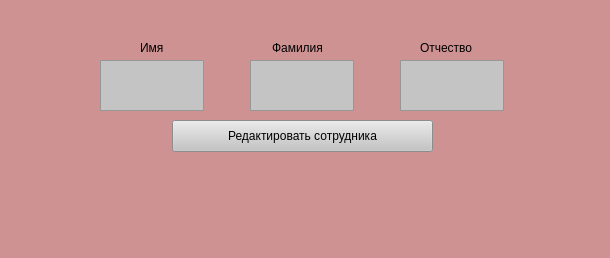
Above: ui/changed_worker.ui from FIIckSesh/MRP before the change. Below: the same form after it.
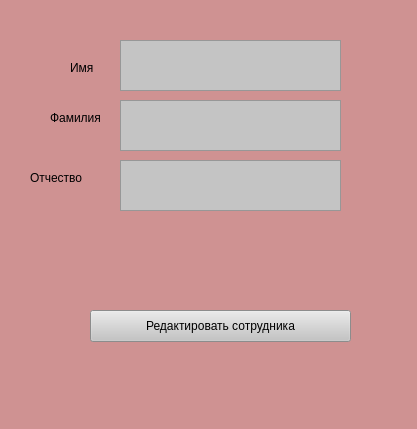
That is the form after the change.

```diff
--- a/ui/changed_worker.ui
+++ b/ui/changed_worker.ui
@@ -6,8 +6,8 @@
    <rect>
     <x>0</x>
     <y>0</y>
-    <width>610</width>
-    <height>258</height>
+    <width>417</width>
+    <height>429</height>
    </rect>
   </property>
   <property name="windowTitle">
@@ -21,9 +21,9 @@
    <widget class="QTextEdit" name="textSurname">
     <property name="geometry">
      <rect>
-      <x>250</x>
-      <y>60</y>
-      <width>104</width>
+      <x>120</x>
+      <y>100</y>
+      <width>221</width>
       <height>51</height>
      </rect>
     </property>
@@ -34,8 +34,8 @@
    <widget class="QLabel" name="label">
     <property name="geometry">
      <rect>
-      <x>272</x>
-      <y>40</y>
+      <x>50</x>
+      <y>110</y>
       <width>60</width>
       <height>16</height>
      </rect>
@@ -50,8 +50,8 @@
    <widget class="QLabel" name="label_2">
     <property name="geometry">
      <rect>
-      <x>140</x>
-      <y>40</y>
+      <x>70</x>
+      <y>60</y>
       <width>31</width>
       <height>16</height>
      </rect>
@@ -66,8 +66,8 @@
    <widget class="QLabel" name="label_3">
     <property name="geometry">
      <rect>
-      <x>420</x>
-      <y>40</y>
+      <x>30</x>
+      <y>170</y>
       <width>60</width>
       <height>16</height>
      </rect>
@@ -82,9 +82,9 @@
    <widget class="QTextEdit" name="textName">
     <property name="geometry">
      <rect>
-      <x>100</x>
-      <y>60</y>
-      <width>104</width>
+      <x>120</x>
+      <y>40</y>
+      <width>221</width>
       <height>51</height>
      </rect>
     </property>
@@ -95,9 +95,9 @@
    <widget class="QTextEdit" name="textPatr">
     <property name="geometry">
      <rect>
-      <x>400</x>
-      <y>60</y>
-      <width>104</width>
+      <x>120</x>
+      <y>160</y>
+      <width>221</width>
       <height>51</height>
      </rect>
     </property>
@@ -108,8 +108,8 @@
    <widget class="QPushButton" name="addWorkerButton">
     <property name="geometry">
      <rect>
-      <x>172</x>
-      <y>120</y>
+      <x>90</x>
+      <y>310</y>
       <width>261</width>
       <height>32</height>
      </rect>
@@ -124,10 +124,10 @@
    <widget class="QLabel" name="txtErr">
     <property name="geometry">
      <rect>
-      <x>90</x>
-      <y>170</y>
-      <width>471</width>
-      <height>31</height>
+      <x>40</x>
+      <y>270</y>
+      <width>291</width>
+      <height>20</height>
      </rect>
     </property>
     <property name="text">
```
Left out of the diff: 2 changed lines with no effect on the pictures.
